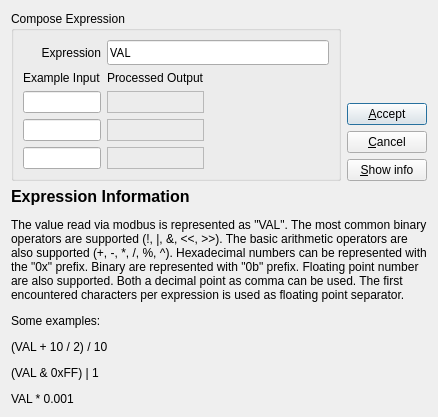
The window that src/dialogs/expressionsdialog.ui (ModbusScope/ModbusScope) describes before a commit, drawn with Qt 5.
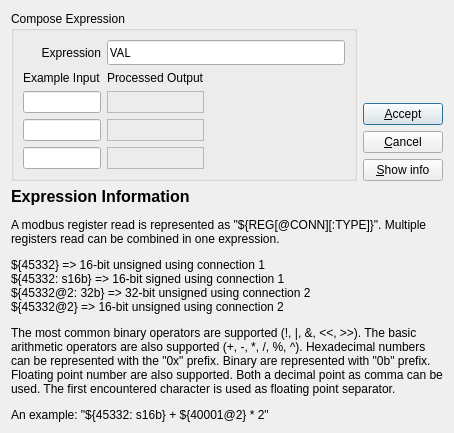
The same window after the commit.

Commit message: Update info in dialog

Patch:
```diff
--- a/src/dialogs/expressionsdialog.ui
+++ b/src/dialogs/expressionsdialog.ui
@@ -9,8 +9,8 @@
    <rect>
     <x>0</x>
     <y>0</y>
-    <width>630</width>
-    <height>479</height>
+    <width>632</width>
+    <height>505</height>
    </rect>
   </property>
   <property name="windowTitle">
@@ -226,7 +226,7 @@
          </sizepolicy>
         </property>
         <property name="text">
-         <string>&lt;html&gt;&lt;head/&gt;&lt;body&gt;&lt;p&gt;&lt;span style=&quot; font-size:12pt; font-weight:600;&quot;&gt;Expression Information&lt;/span&gt;&lt;/p&gt;&lt;p&gt;The value read via modbus is represented as &amp;quot;VAL&amp;quot;. The most common binary operators are supported (!, |, &amp;amp;, &amp;lt;&amp;lt;, &amp;gt;&amp;gt;). The basic arithmetic operators are also supported (+, -, *, /, %, ^). Hexadecimal numbers can be represented with the &amp;quot;0x&amp;quot; prefix. Binary are represented with &amp;quot;0b&amp;quot; prefix. Floating point number are also supported. Both a decimal point as comma can be used. The first encountered characters per expression is used as floating point separator.&lt;/p&gt;&lt;p&gt;Some examples:&lt;/p&gt;&lt;p&gt;(VAL + 10 / 2) / 10&lt;/p&gt;&lt;p&gt;(VAL &amp;amp; 0xFF) | 1&lt;/p&gt;&lt;p&gt;VAL * 0.001&lt;/p&gt;&lt;/body&gt;&lt;/html&gt;</string>
+         <string>&lt;html&gt;&lt;head/&gt;&lt;body&gt;&lt;p&gt;&lt;span style=&quot; font-size:12pt; font-weight:600;&quot;&gt;Expression Information&lt;/span&gt;&lt;/p&gt;&lt;p&gt;A modbus register read is represented as &amp;quot;${REG[@CONN][:TYPE]}&amp;quot;. Multiple registers read can be combined in one expression.&lt;/p&gt;&lt;p&gt;${45332} =&amp;gt; 16-bit unsigned using connection 1&lt;br/&gt;${45332: s16b} =&amp;gt; 16-bit signed using connection 1&lt;br/&gt;${45332@2: 32b} =&amp;gt; 32-bit unsigned using connection 2&lt;br/&gt;${45332@2} =&amp;gt; 16-bit unsigned using connection 2&lt;/p&gt;&lt;p&gt;The most common binary operators are supported (!, |, &amp;amp;, &amp;lt;&amp;lt;, &amp;gt;&amp;gt;). The basic arithmetic operators are also supported (+, -, *, /, %, ^). Hexadecimal numbers can be represented with the &amp;quot;0x&amp;quot; prefix. Binary are represented with &amp;quot;0b&amp;quot; prefix. Floating point number are also supported. Both a decimal point as comma can be used. The first encountered character is used as floating point separator.&lt;/p&gt;&lt;p&gt;An example: &amp;quot;${45332: s16b} + ${40001@2} * 2&amp;quot;&lt;/p&gt;&lt;/body&gt;&lt;/html&gt;</string>
         </property>
         <property name="wordWrap">
          <bool>true</bool>
```
